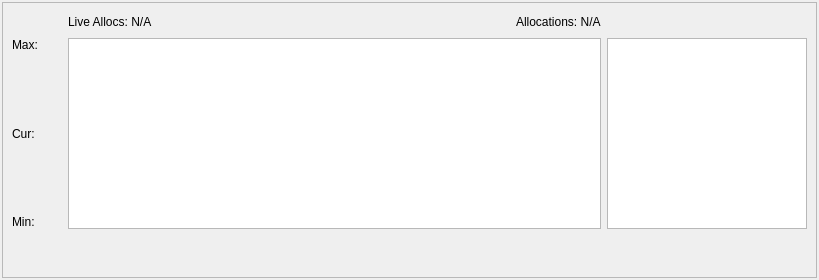
Above: Projects/Inspector/MemoryWidget.ui from ezEngine/ezEngine before the change. Below: the same form after it.
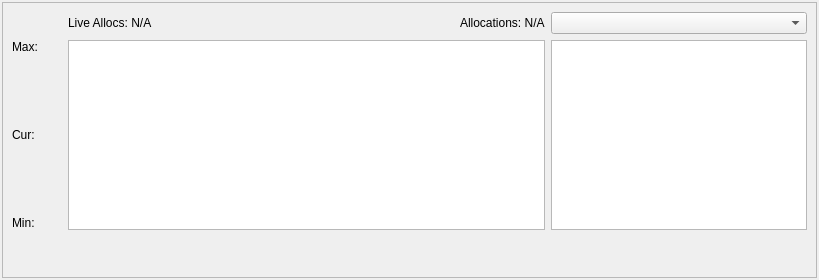
That is the form after the change.

Commit message: ezInspector: Improved Memory Display

Diff of the .ui file:
```diff
--- a/Projects/Inspector/MemoryWidget.ui
+++ b/Projects/Inspector/MemoryWidget.ui
@@ -140,6 +140,12 @@
          </item>
          <item row="1" column="2">
           <widget class="QListWidget" name="ListAllocators">
+           <property name="sizePolicy">
+            <sizepolicy hsizetype="Maximum" vsizetype="Expanding">
+             <horstretch>0</horstretch>
+             <verstretch>0</verstretch>
+            </sizepolicy>
+           </property>
            <property name="minimumSize">
             <size>
              <width>100</width>
@@ -148,12 +154,15 @@
            </property>
            <property name="maximumSize">
             <size>
-             <width>200</width>
+             <width>16777215</width>
              <height>16777215</height>
             </size>
            </property>
           </widget>
          </item>
+         <item row="0" column="2">
+          <widget class="QComboBox" name="ComboTimeframe"/>
+         </item>
         </layout>
        </item>
        <item>
```
The commit also changes 4 other files.
